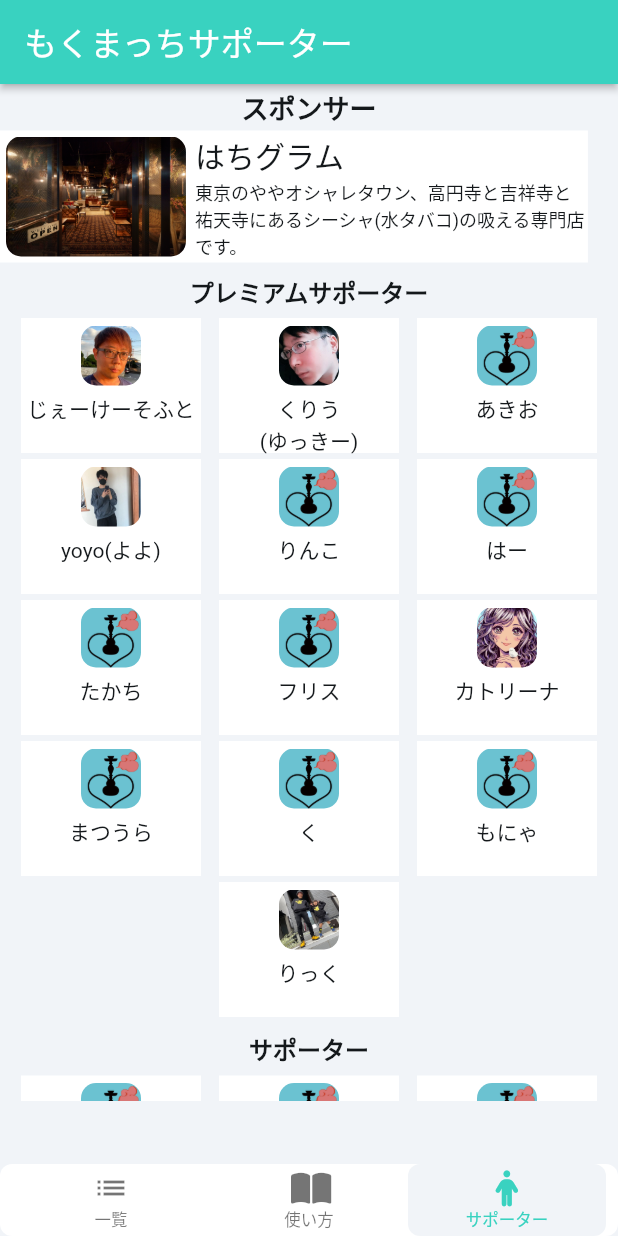
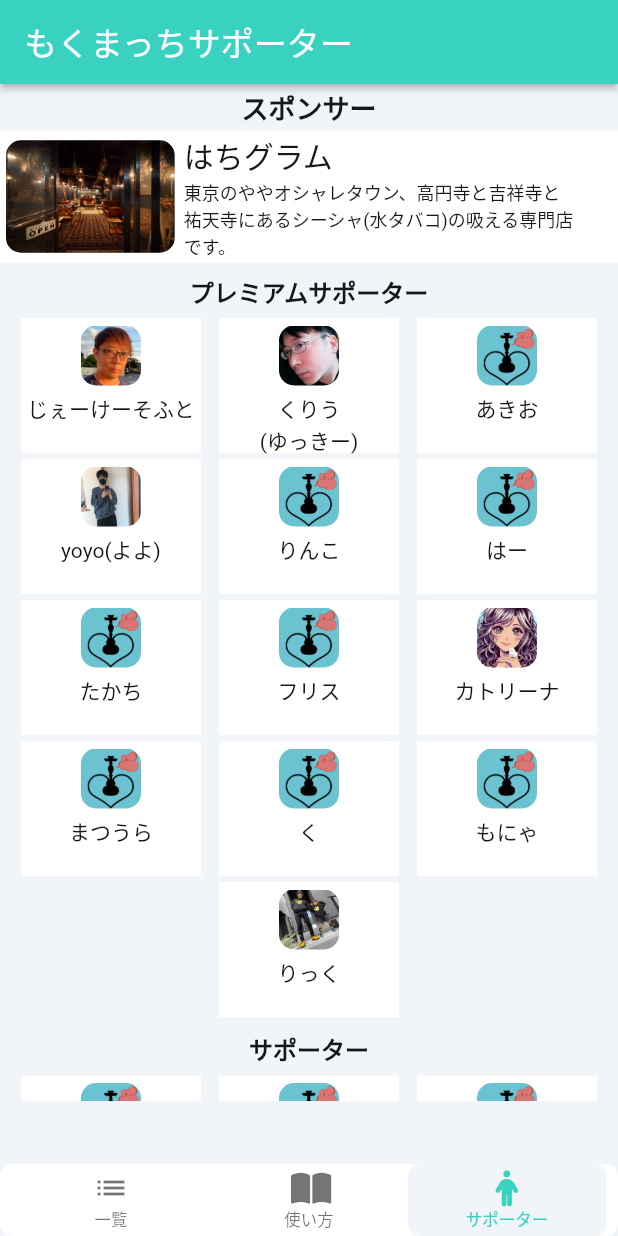
Before and after one commit to protoout/mochmatch, a Flutter app: the screen it shows once a user with an empty profile is signed in, item 3 of the bottom bar chosen, on a phone screen of 412 x 824 dp. Run offline on Flutter 3.47's test engine with Material 3 defaults, Android fonts, the phone set to English and light mode, and no system bars; drawn by our look-alikes of floating_bottom_navigation_bar; our stand-ins replace auto_size_text, cached_network_image, cloud_firestore, file_picker, firebase_auth, firebase_core and 16 more; missing offline and left inert: json_path, mime_type; accounts and stored records are empty; Roboto replaces fonts that are missing (Readex Pro).

Commit message:
サポーターページレイアウト修正

```diff
--- a/lib/pages/supporter_page/supporter_page_widget.dart
+++ b/lib/pages/supporter_page/supporter_page_widget.dart
@@ -93,23 +93,26 @@ class _SupporterPageWidgetState extends State<SupporterPageWidget> {
                       child: Row(
                         mainAxisSize: MainAxisSize.max,
                         children: [
-                          Container(
+                          Expanded(
+                            child: Container(
                               decoration: BoxDecoration(
                                 color: FlutterFlowTheme.of(context)
                                     .secondaryBackground,
                               ),
                               child: Row(
                                 mainAxisSize: MainAxisSize.max,
+                                mainAxisAlignment: MainAxisAlignment.start,
                                 children: [
                                   Align(
                                     alignment: const AlignmentDirectional(0.0, 0.0),
                                     child: Padding(
                                       padding: const EdgeInsets.all(4.0),
                                       child: ClipRRect(
-                                      borderRadius: BorderRadius.circular(10.0),
+                                        borderRadius:
+                                            BorderRadius.circular(10.0),
                                         child: Image.asset(
                                           'assets/images/gallery1.jpg',
-                                        height: 80.0,
+                                          height: 75.0,
                                           fit: BoxFit.fill,
                                         ),
                                       ),
@@ -130,10 +133,12 @@ class _SupporterPageWidgetState extends State<SupporterPageWidget> {
                                             child: Text(
                                               'はちグラム',
                                               textAlign: TextAlign.start,
-                                            style: FlutterFlowTheme.of(context)
+                                              style:
+                                                  FlutterFlowTheme.of(context)
                                                       .bodyMedium
                                                       .override(
-                                                  fontFamily: 'Readex Pro',
+                                                        fontFamily:
+                                                            'Readex Pro',
                                                         fontSize: 20.0,
                                                         letterSpacing: 0.0,
                                                       ),
@@ -144,10 +149,12 @@ class _SupporterPageWidgetState extends State<SupporterPageWidget> {
                                             decoration: const BoxDecoration(),
                                             child: Text(
                                               '東京のややオシャレタウン、高円寺と吉祥寺と祐天寺にあるシーシャ(水タバコ)の吸える専門店です。',
-                                            style: FlutterFlowTheme.of(context)
+                                              style:
+                                                  FlutterFlowTheme.of(context)
                                                       .bodyMedium
                                                       .override(
-                                                  fontFamily: 'Readex Pro',
+                                                        fontFamily:
+                                                            'Readex Pro',
                                                         letterSpacing: 0.0,
                                                       ),
                                             ),
@@ -157,6 +164,7 @@ class _SupporterPageWidgetState extends State<SupporterPageWidget> {
                                     ),
                                   ),
                                 ],
+                              ),
                             ),
                           ),
                         ],
--- a/pubspec.yaml
+++ b/pubspec.yaml
@@ -15,7 +15,7 @@ publish_to: 'none' # Remove this line if you wish to publish to pub.dev
 # In iOS, build-name is used as CFBundleShortVersionString while build-number used as CFBundleVersion.
 # Read more about iOS versioning at
 # https://developer.apple.com/library/archive/documentation/General/Reference/InfoPlistKeyReference/Articles/CoreFoundationKeys.html
-version: 1.0.0+15
+version: 1.0.0+16
 
 environment:
   sdk: ">=3.0.0 <4.0.0"
```
Lines whose indentation alone changed are shown as unchanged.
